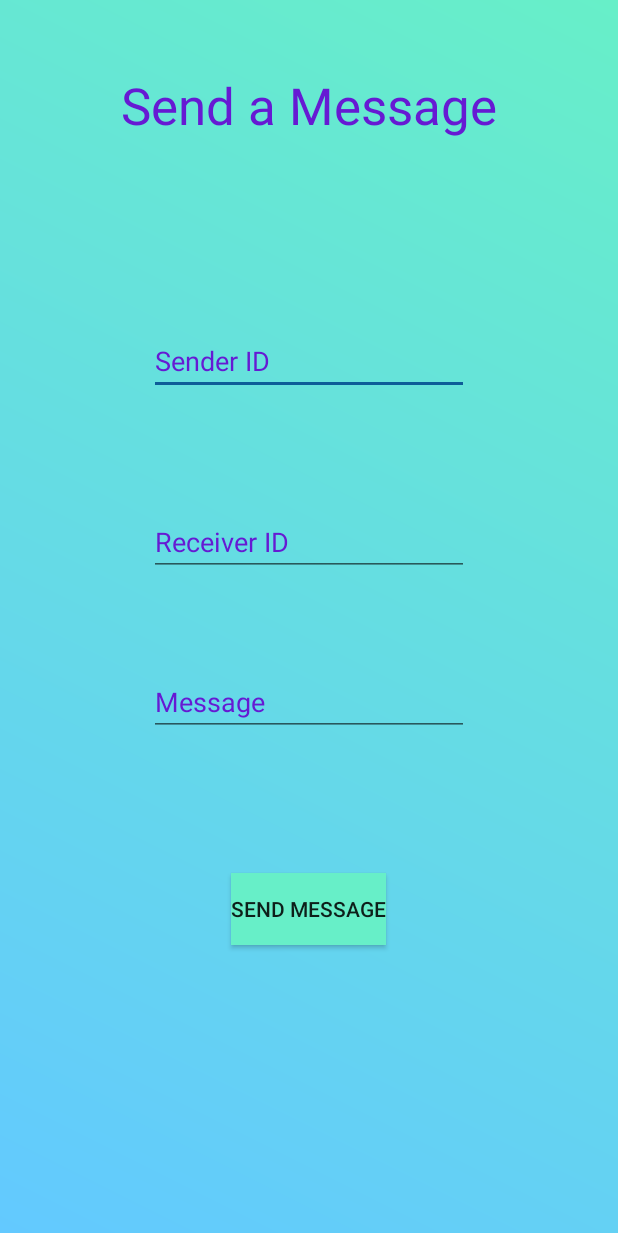
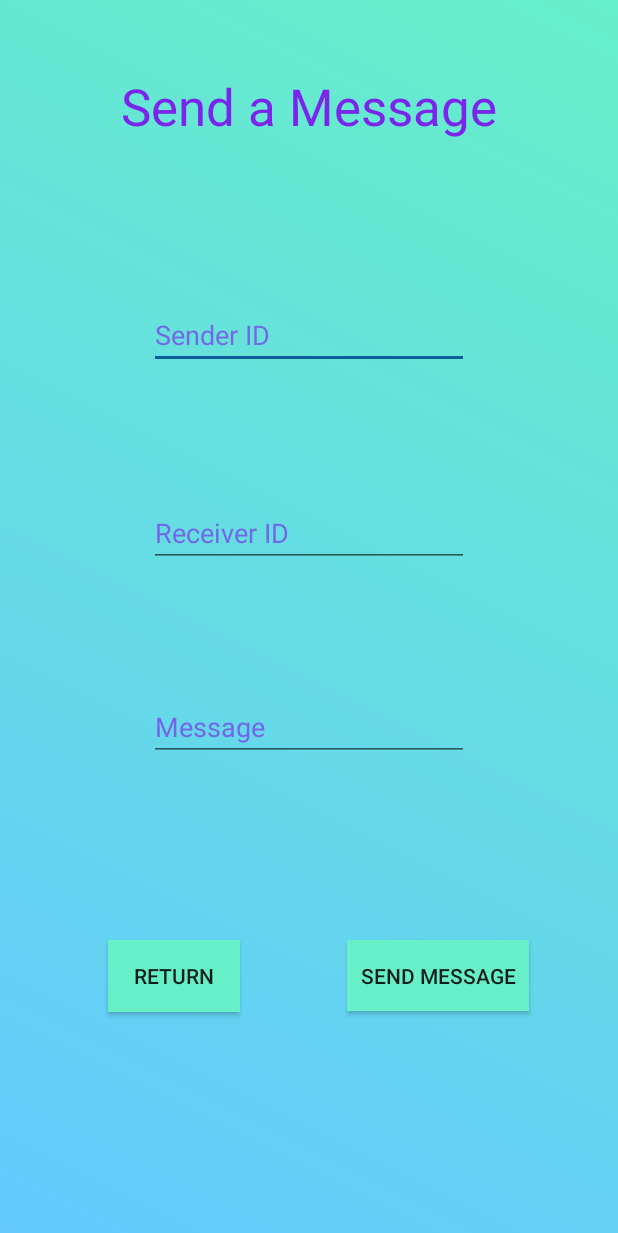
Before and after one commit to pbldmngz/new_csm, an Android app: the layout send_message_layout.xml on its own in the app's theme, with its tools: preview values and no code run, on a phone screen of 412 x 824 dp. Shown: the top 1233 px of the screen. Run offline under Robolectric (Android 15) with nearby library versions, the phone set to English and light mode, and no system bars.

Commit message:
Notifications Finished (I think)

```diff
--- a/app/src/main/res/layout/send_message_layout.xml
+++ b/app/src/main/res/layout/send_message_layout.xml
@@ -16,12 +16,12 @@
             android:layout_height="wrap_content"
             android:text="Send a Message"
             android:textAppearance="@style/TextAppearance.AppCompat.Display1"
-            android:textColor="#661AD3"
+            android:textColor="#7B24EC"
             app:layout_constraintBottom_toBottomOf="parent"
             app:layout_constraintEnd_toEndOf="parent"
             app:layout_constraintStart_toStartOf="parent"
             app:layout_constraintTop_toTopOf="parent"
-            app:layout_constraintVertical_bias="0.061" />
+            app:layout_constraintVertical_bias="0.062" />
 
         <EditText
             android:id="@+id/id_emisor"
@@ -29,27 +29,27 @@
             android:layout_height="wrap_content"
             android:ems="10"
             android:hint="Sender ID"
+            android:textColorHint="#A47B24EC"
             android:inputType="number"
-            android:textColorHint="#661AD3"
             app:layout_constraintBottom_toBottomOf="parent"
             app:layout_constraintEnd_toEndOf="parent"
             app:layout_constraintStart_toStartOf="parent"
             app:layout_constraintTop_toBottomOf="@+id/textView4"
-            app:layout_constraintVertical_bias="0.183" />
+            app:layout_constraintVertical_bias="0.157" />
 
         <EditText
             android:id="@+id/id_receptor"
             android:layout_width="wrap_content"
             android:layout_height="wrap_content"
             android:ems="10"
-            android:inputType="number"
             android:hint="Receiver ID"
-            android:textColorHint="#661AD3"
+            android:inputType="numberDecimal"
+            android:textColorHint="#A47B24EC"
             app:layout_constraintBottom_toBottomOf="parent"
             app:layout_constraintEnd_toEndOf="parent"
             app:layout_constraintStart_toStartOf="parent"
             app:layout_constraintTop_toBottomOf="@+id/id_emisor"
-            app:layout_constraintVertical_bias="0.146" />
+            app:layout_constraintVertical_bias="0.163" />
 
         <EditText
             android:id="@+id/messageNotifications"
@@ -58,26 +58,37 @@
             android:ems="10"
             android:gravity="start|top"
             android:hint="Message"
-            android:textColorHint="#661AD3"
+            android:textColorHint="#A47B24EC"
             android:inputType="textMultiLine"
             app:layout_constraintBottom_toBottomOf="parent"
             app:layout_constraintEnd_toEndOf="parent"
             app:layout_constraintStart_toStartOf="parent"
             app:layout_constraintTop_toBottomOf="@+id/id_receptor"
-            app:layout_constraintVertical_bias="0.155" />
+            app:layout_constraintVertical_bias="0.209" />
 
         <Button
-            android:id="@+id/messageSend"
-            android:layout_width="wrap_content"
-            android:layout_height="wrap_content"
+            android:id="@+id/btn_sendMessage"
+            android:layout_width="121dp"
+            android:layout_height="47dp"
             android:background="@color/gradEnd"
             android:text="Send Message"
             app:layout_constraintBottom_toBottomOf="parent"
             app:layout_constraintEnd_toEndOf="parent"
-            app:layout_constraintHorizontal_bias="0.498"
+            app:layout_constraintHorizontal_bias="0.796"
             app:layout_constraintStart_toStartOf="parent"
             app:layout_constraintTop_toBottomOf="@+id/messageNotifications"
-            app:layout_constraintVertical_bias="0.32" />
+            app:layout_constraintVertical_bias="0.443" />
 
+        <Button
+            android:id="@+id/btnReturn"
+            android:layout_width="wrap_content"
+            android:layout_height="wrap_content"
+            android:background="@color/gradEnd"
+            android:text="Return"
+            app:layout_constraintBottom_toBottomOf="parent"
+            app:layout_constraintEnd_toStartOf="@+id/btn_sendMessage"
+            app:layout_constraintStart_toStartOf="parent"
+            app:layout_constraintTop_toBottomOf="@+id/messageNotifications"
+            app:layout_constraintVertical_bias="0.445" />
     </androidx.constraintlayout.widget.ConstraintLayout>
 </LinearLayout>
```
Also changed, not shown: app/src/main/java/com/example/menutest/notificationFragment.java (+7 -6 lines), app/src/main/java/com/example/menutest/sendMessageClass.java (added, +55 -0 lines).
